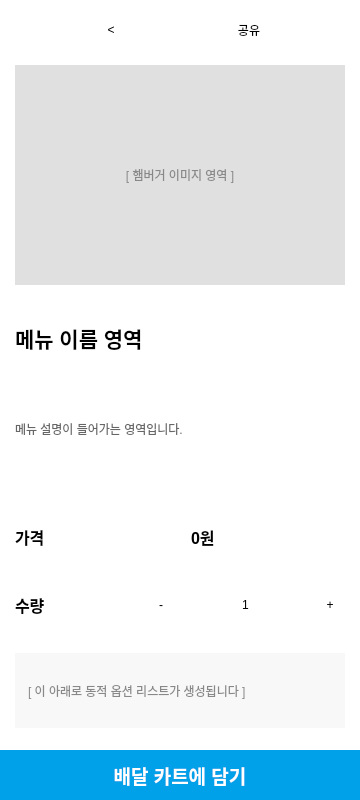
First picture: the form in clients/customer_qt/client/menuoption.ui, repository taehyunny/its_bedalyo, before the edit.
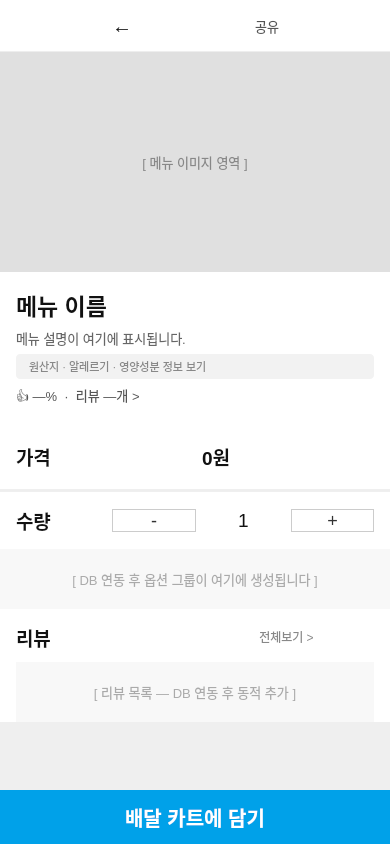
Second picture: the form after the edit.

Commit message: 메뉴옵션ui수정

Patch:
```diff
--- a/clients/customer_qt/client/menuoption.ui
+++ b/clients/customer_qt/client/menuoption.ui
@@ -3,78 +3,48 @@
  <class>menuoption</class>
  <widget class="QWidget" name="menuoption">
   <property name="geometry">
-   <rect>
-    <x>0</x>
-    <y>0</y>
-    <width>360</width>
-    <height>800</height>
-   </rect>
+   <rect><x>0</x><y>0</y><width>390</width><height>844</height></rect>
   </property>
   <property name="windowTitle">
    <string>메뉴 상세</string>
   </property>
   <property name="styleSheet">
-   <string notr="true">background-color: white;</string>
+   <string notr="true">QWidget#menuoption { background-color: #ffffff; }</string>
   </property>
+
   <layout class="QVBoxLayout" name="mainLayout">
-   <property name="spacing">
-    <number>0</number>
-   </property>
-   <property name="leftMargin">
-    <number>0</number>
-   </property>
-   <property name="topMargin">
-    <number>0</number>
-   </property>
-   <property name="rightMargin">
-    <number>0</number>
-   </property>
-   <property name="bottomMargin">
-    <number>0</number>
-   </property>
-   <item>
-    <widget class="QScrollArea" name="scrollArea">
-     <property name="styleSheet">
-      <string notr="true">border: none;</string>
-     </property>
-     <property name="widgetResizable">
-      <bool>true</bool>
-     </property>
-     <widget class="QWidget" name="scrollAreaWidgetContents">
-      <property name="geometry">
-       <rect>
-        <x>0</x>
-        <y>0</y>
-        <width>360</width>
-        <height>1000</height>
-       </rect>
-      </property>
-      <layout class="QVBoxLayout" name="scrollAreaLayout">
-       <property name="spacing">
-        <number>15</number>
-       </property>
-       <property name="leftMargin">
-        <number>15</number>
-       </property>
-       <property name="topMargin">
-        <number>10</number>
-       </property>
-       <property name="rightMargin">
-        <number>15</number>
-       </property>
-       <property name="bottomMargin">
-        <number>15</number>
-       </property>
+   <property name="spacing"><number>0</number></property>
+   <property name="leftMargin"><number>0</number></property>
+   <property name="topMargin"><number>0</number></property>
+   <property name="rightMargin"><number>0</number></property>
+   <property name="bottomMargin"><number>0</number></property>
 
        <item>
+    <widget class="QWidget" name="headerWidget">
+     <property name="minimumHeight"><number>52</number></property>
+     <property name="maximumHeight"><number>52</number></property>
+     <property name="styleSheet">
+      <string notr="true">
+       QWidget#headerWidget { background: #ffffff; border-bottom: 1px solid #eeeeee; }
+      </string>
+     </property>
         <layout class="QHBoxLayout" name="headerLayout">
+      <property name="leftMargin"><number>8</number></property>
+      <property name="topMargin"><number>6</number></property>
+      <property name="rightMargin"><number>8</number></property>
+      <property name="bottomMargin"><number>6</number></property>
+      <property name="spacing"><number>4</number></property>
+      <!-- 뒤로가기 [정적] -->
          <item>
           <widget class="QPushButton" name="btn_back">
-           <property name="text">
-            <string>&lt;</string>
-           </property>
-           <property name="maximumSize">
-            <size><width>40</width><height>40</height></size>
+        <property name="text"><string>←</string></property>
+        <property name="minimumSize"><size><width>40</width><height>40</height></size></property>
+        <property name="maximumSize"><size><width>40</width><height>40</height></size></property>
+        <property name="styleSheet">
+         <string notr="true">
+          QPushButton { background: transparent; border: none; font-size: 20px; color: #111111; }
+          QPushButton:hover { background: #f5f5f5; border-radius: 20px; }
+         </string>
            </property>
           </widget>
          </item>
@@ -85,66 +55,154 @@
          </item>
          <item>
           <widget class="QPushButton" name="btn_share">
-           <property name="text">
-            <string>공유</string>
-           </property>
-           <property name="maximumSize">
-            <size><width>40</width><height>40</height></size>
+        <property name="text"><string>공유</string></property>
+        <property name="minimumSize"><size><width>40</width><height>40</height></size></property>
+        <property name="maximumSize"><size><width>40</width><height>40</height></size></property>
+        <property name="styleSheet">
+         <string notr="true">
+          QPushButton { background: transparent; border: none; font-size: 13px; color: #555555; }
+          QPushButton:hover { background: #f5f5f5; border-radius: 20px; }
+         </string>
            </property>
           </widget>
          </item>
         </layout>
+    </widget>
        </item>
 
+   <!-- ══════════════════════════════════════════════════════
+        [2] 스크롤 영역
+        ══════════════════════════════════════════════════════ -->
+   <item>
+    <widget class="QScrollArea" name="scrollArea">
+     <property name="styleSheet"><string notr="true">QScrollArea { border: none; }</string></property>
+     <property name="widgetResizable"><bool>true</bool></property>
+     <property name="horizontalScrollBarPolicy"><enum>Qt::ScrollBarAlwaysOff</enum></property>
+
+     <widget class="QWidget" name="scrollAreaWidgetContents">
+      <property name="geometry">
+       <rect><x>0</x><y>0</y><width>390</width><height>1400</height></rect>
+      </property>
+
+      <layout class="QVBoxLayout" name="scrollAreaLayout">
+       <property name="spacing"><number>0</number></property>
+       <property name="leftMargin"><number>0</number></property>
+       <property name="topMargin"><number>0</number></property>
+       <property name="rightMargin"><number>0</number></property>
+       <property name="bottomMargin"><number>0</number></property>
+
+       <!-- ── 메뉴 이미지 — 전체 너비 [동적: setMenuData() → setPixmap()] ── -->
        <item>
         <widget class="QLabel" name="img_product_placeholder">
-         <property name="minimumSize">
-          <size><width>0</width><height>220</height></size>
-         </property>
+         <property name="minimumSize"><size><width>0</width><height>220</height></size></property>
+         <property name="maximumSize"><size><width>16777215</width><height>220</height></size></property>
          <property name="styleSheet">
-          <string notr="true">background-color: #e0e0e0; color: #888888;</string>
+          <string notr="true">background-color: #e0e0e0; color: #888888; font-size: 13px;</string>
          </property>
-         <property name="text">
-          <string>[ 햄버거 이미지 영역 ]</string>
-         </property>
-         <property name="alignment">
-          <set>Qt::AlignCenter</set>
-         </property>
+         <!-- [동적] DB 이미지 URL → QPixmap 로드 후 setPixmap() — 연결 미구현 -->
+         <property name="text"><string>[ 메뉴 이미지 영역 ]</string></property>
+         <property name="alignment"><set>Qt::AlignCenter</set></property>
+         <property name="scaledContents"><bool>true</bool></property>
         </widget>
        </item>
 
+       <!-- ── 메뉴 정보 컨테이너 (좌우 여백 16px) ── -->
+       <item>
+        <widget class="QWidget" name="menuInfoWidget">
+         <property name="styleSheet"><string notr="true">background: #ffffff;</string></property>
+         <layout class="QVBoxLayout" name="menuInfoLayout">
+          <property name="spacing"><number>6</number></property>
+          <property name="leftMargin"><number>16</number></property>
+          <property name="topMargin"><number>16</number></property>
+          <property name="rightMargin"><number>16</number></property>
+          <property name="bottomMargin"><number>14</number></property>
+
+          <!-- 메뉴 이름 [동적: setMenuData() → setText()] -->
        <item>
         <widget class="QLabel" name="lbl_title">
-         <property name="font">
-          <font><pointsize>16</pointsize><bold>true</bold></font>
-         </property>
-         <property name="text">
-          <string>메뉴 이름 영역</string>
-         </property>
-        </widget>
-       </item>
+            <property name="font"><font><pointsize>17</pointsize><bold>true</bold></font></property>
+            <property name="styleSheet"><string notr="true">color: #111111;</string></property>
+            <property name="text"><string>메뉴 이름</string></property>
+            <property name="wordWrap"><bool>true</bool></property>
+           </widget>
+          </item>
+
+          <!-- 메뉴 설명 [동적: setMenuData() → setText()] -->
        <item>
         <widget class="QLabel" name="lbl_subtitle">
+            <property name="styleSheet"><string notr="true">color: #666666; font-size: 13px;</string></property>
+            <property name="text"><string>메뉴 설명이 여기에 표시됩니다.</string></property>
+            <property name="wordWrap"><bool>true</bool></property>
+           </widget>
+          </item>
+
+          <!-- 원산지·알레르기·영양성분 [정적] -->
+          <item>
+           <widget class="QLabel" name="lbl_allergen">
          <property name="styleSheet">
-          <string notr="true">color: #666666;</string>
-         </property>
-         <property name="text">
-          <string>메뉴 설명이 들어가는 영역입니다.</string>
-         </property>
+             <string notr="true">
+              color: #888888; font-size: 11px;
+              background-color: #f2f2f2;
+              padding: 4px 10px;
+              border-radius: 4px;
+             </string>
+            </property>
+            <property name="text"><string>원산지 · 알레르기 · 영양성분 정보 보기</string></property>
+            <property name="cursor"><cursorShape>PointingHandCursor</cursorShape></property>
         </widget>
        </item>
 
+          <!-- 리뷰 요약 행 [동적: setReviewSummary() → setText()] — 연결 미구현 -->
        <item>
-        <widget class="Line" name="line_1">
+           <layout class="QHBoxLayout" name="reviewSummaryLayout">
+            <item>
+             <widget class="QLabel" name="lbl_review_summary">
+              <property name="styleSheet">
+               <string notr="true">color: #555555; font-size: 13px;</string>
+              </property>
+              <!-- [동적] setReviewSummary(likePercent, reviewCount) 호출 시 갱신 -->
+              <property name="text"><string>👍 —%  ·  리뷰 —개 &gt;</string></property>
+              <property name="cursor"><cursorShape>PointingHandCursor</cursorShape></property>
+             </widget>
+            </item>
+            <item>
+             <spacer name="reviewSummarySpacer">
          <property name="orientation"><enum>Qt::Horizontal</enum></property>
+             </spacer>
+            </item>
+           </layout>
+          </item>
+
+         </layout>
         </widget>
        </item>
 
+       <!-- ══ 굵은 구분선 ══ -->
        <item>
+        <widget class="QWidget" name="divThick1">
+         <property name="minimumHeight"><number>8</number></property>
+         <property name="maximumHeight"><number>8</number></property>
+         <property name="styleSheet"><string notr="true">background-color: #f5f5f5;</string></property>
+        </widget>
+       </item>
+
+       <!-- ══════════════════════════════════════════════════════
+            가격 행
+            "가격" [정적] | 값 [동적: updateTotalPrice() → setText()]
+            ══════════════════════════════════════════════════════ -->
+       <item>
+        <widget class="QWidget" name="priceWidget">
+         <property name="styleSheet"><string notr="true">background: #ffffff;</string></property>
         <layout class="QHBoxLayout" name="priceLayout">
+          <property name="leftMargin"><number>16</number></property>
+          <property name="topMargin"><number>18</number></property>
+          <property name="rightMargin"><number>16</number></property>
+          <property name="bottomMargin"><number>18</number></property>
+          <!-- [정적] "가격" 글자 -->
          <item>
           <widget class="QLabel" name="lbl_price_title">
-           <property name="font"><font><pointsize>12</pointsize><bold>true</bold></font></property>
+            <property name="font"><font><pointsize>14</pointsize><bold>true</bold></font></property>
+            <property name="styleSheet"><string notr="true">color: #111111;</string></property>
            <property name="text"><string>가격</string></property>
           </widget>
          </item>
@@ -155,18 +213,40 @@
          </item>
          <item>
           <widget class="QLabel" name="lbl_price_value">
-           <property name="font"><font><pointsize>12</pointsize><bold>true</bold></font></property>
+            <property name="font"><font><pointsize>14</pointsize><bold>true</bold></font></property>
+            <property name="styleSheet"><string notr="true">color: #111111;</string></property>
            <property name="text"><string>0원</string></property>
           </widget>
          </item>
         </layout>
+        </widget>
        </item>
 
+       <!-- ── 얇은 구분선 ── -->
        <item>
+        <widget class="QFrame" name="line_price_qty">
+         <property name="styleSheet"><string notr="true">color: #eeeeee;</string></property>
+         <property name="frameShape"><enum>QFrame::HLine</enum></property>
+        </widget>
+       </item>
+
+       <!-- ══════════════════════════════════════════════════════
+            수량 행
+            "수량" [정적] | [동적: btn_plus/minus → lbl_quantity_value]
+            ══════════════════════════════════════════════════════ -->
+       <item>
+        <widget class="QWidget" name="quantityWidget">
+         <property name="styleSheet"><string notr="true">background: #ffffff;</string></property>
         <layout class="QHBoxLayout" name="quantityLayout">
+          <property name="leftMargin"><number>16</number></property>
+          <property name="topMargin"><number>14</number></property>
+          <property name="rightMargin"><number>16</number></property>
+          <property name="bottomMargin"><number>14</number></property>
+          <!-- [정적] "수량" 글자 -->
          <item>
           <widget class="QLabel" name="lbl_quantity_title">
-           <property name="font"><font><pointsize>12</pointsize><bold>true</bold></font></property>
+            <property name="font"><font><pointsize>14</pointsize><bold>true</bold></font></property>
+            <property name="styleSheet"><string notr="true">color: #111111;</string></property>
            <property name="text"><string>수량</string></property>
           </widget>
          </item>
@@ -177,50 +257,166 @@
          </item>
          <item>
           <widget class="QPushButton" name="btn_minus">
-           <property name="maximumSize"><size><width>30</width><height>30</height></size></property>
+            <property name="fixedWidth"><number>36</number></property>
+            <property name="fixedHeight"><number>36</number></property>
            <property name="text"><string>-</string></property>
-          </widget>
-         </item>
+            <property name="styleSheet">
+             <string notr="true">
+              QPushButton {
+                border: 1px solid #cccccc; border-radius: 18px;
+                font-size: 18px; color: #333333; background: #ffffff;
+              }
+              QPushButton:hover { background: #f5f5f5; }
+             </string>
+            </property>
+           </widget>
+          </item>
+          <!-- 수량 값 [동적] -->
          <item>
           <widget class="QLabel" name="lbl_quantity_value">
-           <property name="minimumSize"><size><width>30</width><height>0</height></size></property>
+            <property name="minimumSize"><size><width>36</width><height>0</height></size></property>
            <property name="alignment"><set>Qt::AlignCenter</set></property>
+            <property name="font"><font><pointsize>14</pointsize></font></property>
+            <property name="styleSheet"><string notr="true">color: #111111;</string></property>
            <property name="text"><string>1</string></property>
           </widget>
          </item>
          <item>
           <widget class="QPushButton" name="btn_plus">
-           <property name="maximumSize"><size><width>30</width><height>30</height></size></property>
+            <property name="fixedWidth"><number>36</number></property>
+            <property name="fixedHeight"><number>36</number></property>
            <property name="text"><string>+</string></property>
+            <property name="styleSheet">
+             <string notr="true">
+              QPushButton {
+                border: 1px solid #cccccc; border-radius: 18px;
+                font-size: 18px; color: #333333; background: #ffffff;
+              }
+              QPushButton:hover { background: #f5f5f5; }
+             </string>
+            </property>
           </widget>
          </item>
         </layout>
+        </widget>
        </item>
 
+       <!-- ══ 굵은 구분선 ══ -->
        <item>
-        <widget class="Line" name="line_2">
-         <property name="orientation"><enum>Qt::Horizontal</enum></property>
+        <widget class="QWidget" name="divThick2">
+         <property name="minimumHeight"><number>8</number></property>
+         <property name="maximumHeight"><number>8</number></property>
+         <property name="styleSheet"><string notr="true">background-color: #f5f5f5;</string></property>
         </widget>
        </item>
 
        <item>
         <layout class="QVBoxLayout" name="dynamicOptionLayout">
+         <property name="spacing"><number>0</number></property>
+         <!-- DB 연동 전 플레이스홀더 (addOptionGroup 첫 호출 시 숨김) -->
          <item>
           <widget class="QLabel" name="lbl_option_placeholder">
            <property name="styleSheet">
-            <string notr="true">background-color: #f8f8f8; padding: 10px; color: #888888;</string>
+            <string notr="true">
+             background-color: #f8f8f8;
+             padding: 20px;
+             color: #aaaaaa;
+             font-size: 13px;
+            </string>
            </property>
            <property name="text">
-            <string>[ 이 아래로 동적 옵션 리스트가 생성됩니다 ]</string>
+            <string>[ DB 연동 후 옵션 그룹이 여기에 생성됩니다 ]</string>
            </property>
+           <property name="alignment"><set>Qt::AlignCenter</set></property>
           </widget>
          </item>
         </layout>
        </item>
 
+       <!-- ══ 굵은 구분선 ══ -->
+       <item>
+        <widget class="QWidget" name="divThick3">
+         <property name="minimumHeight"><number>8</number></property>
+         <property name="maximumHeight"><number>8</number></property>
+         <property name="styleSheet"><string notr="true">background-color: #f5f5f5;</string></property>
+        </widget>
+       </item>
+
+       <!-- ══════════════════════════════════════════════════════
+            [4] 리뷰 섹션 — 뼈대 (기능 미구현, 연결 미완료)
+            ══════════════════════════════════════════════════════ -->
+       <item>
+        <widget class="QWidget" name="reviewSectionWidget">
+         <property name="styleSheet"><string notr="true">background: #ffffff;</string></property>
+         <layout class="QVBoxLayout" name="reviewSectionLayout">
+          <property name="spacing"><number>0</number></property>
+          <property name="leftMargin"><number>16</number></property>
+          <property name="topMargin"><number>14</number></property>
+          <property name="rightMargin"><number>16</number></property>
+          <property name="bottomMargin"><number>0</number></property>
+
+          <!-- 리뷰 헤더 행: "리뷰" [정적] | "전체보기 >" [뼈대] -->
+          <item>
+           <layout class="QHBoxLayout" name="reviewHeaderLayout">
+            <item>
+             <widget class="QLabel" name="lbl_review_header">
+              <property name="font"><font><pointsize>14</pointsize><bold>true</bold></font></property>
+              <property name="styleSheet"><string notr="true">color: #111111;</string></property>
+              <property name="text"><string>리뷰</string></property>
+             </widget>
+            </item>
+            <item>
+             <spacer name="reviewHeaderSpacer">
+              <property name="orientation"><enum>Qt::Horizontal</enum></property>
+             </spacer>
+            </item>
+            <item>
+             <!-- [뼈대] 리뷰 전체보기 — 기능 미구현 -->
+             <widget class="QPushButton" name="btn_review_all">
+              <property name="text"><string>전체보기 &gt;</string></property>
+              <property name="styleSheet">
+               <string notr="true">
+                QPushButton { border: none; color: #888888; font-size: 12px; background: transparent; }
+                QPushButton:hover { color: #333333; }
+               </string>
+              </property>
+             </widget>
+            </item>
+           </layout>
+          </item>
+
+          <!-- 리뷰 목록 컨테이너 [동적 뼈대 — DB 연동 후 리뷰 카드 추가 예정] -->
+          <item>
+           <layout class="QVBoxLayout" name="reviewListLayout">
+            <property name="spacing"><number>8</number></property>
+            <property name="topMargin"><number>10</number></property>
+            <item>
+             <widget class="QLabel" name="lbl_review_placeholder">
+              <property name="styleSheet">
+               <string notr="true">
+                background: #f8f8f8; padding: 20px;
+                color: #aaaaaa; font-size: 13px;
+               </string>
+              </property>
+              <!-- [동적 뼈대] 리뷰 파일 연결 후 리뷰 카드 위젯으로 교체 -->
+              <property name="text"><string>[ 리뷰 목록 — DB 연동 후 동적 추가 ]</string></property>
+              <property name="alignment"><set>Qt::AlignCenter</set></property>
+             </widget>
+            </item>
+           </layout>
+          </item>
+
+         </layout>
+        </widget>
+       </item>
+
+       <!-- 하단 여백 -->
        <item>
         <spacer name="verticalSpacer">
          <property name="orientation"><enum>Qt::Vertical</enum></property>
+         <property name="sizeHint" stdset="0">
+          <size><width>20</width><height>20</height></size>
+         </property>
         </spacer>
        </item>
       </layout>
@@ -230,14 +426,13 @@
 
    <item>
     <widget class="QPushButton" name="btn_add_cart">
-     <property name="minimumSize">
-      <size><width>0</width><height>50</height></size>
-     </property>
-     <property name="font">
-      <font><pointsize>14</pointsize><bold>true</bold></font>
-     </property>
+     <property name="minimumSize"><size><width>0</width><height>54</height></size></property>
+     <property name="font"><font><pointsize>15</pointsize><bold>true</bold></font></property>
      <property name="styleSheet">
-      <string notr="true">background-color: #00A1E9; color: white; border: none;</string>
+      <string notr="true">
+       QPushButton { background-color: #00A1E9; color: white; border: none; }
+       QPushButton:hover { background-color: #0090d0; }
+      </string>
      </property>
      <property name="text">
       <string>배달 카트에 담기</string>
```
Left out of the diff: 41 changed lines with no effect on the pictures. Lines whose indentation alone changed are shown as unchanged. The commit also changes 3 other files.
